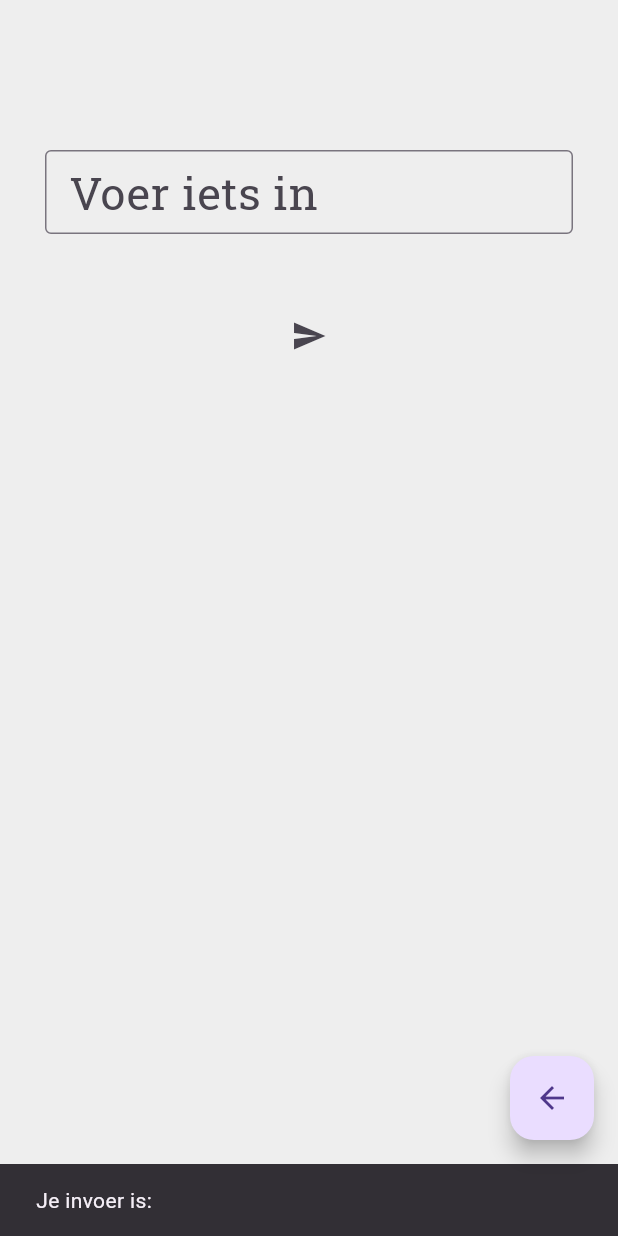
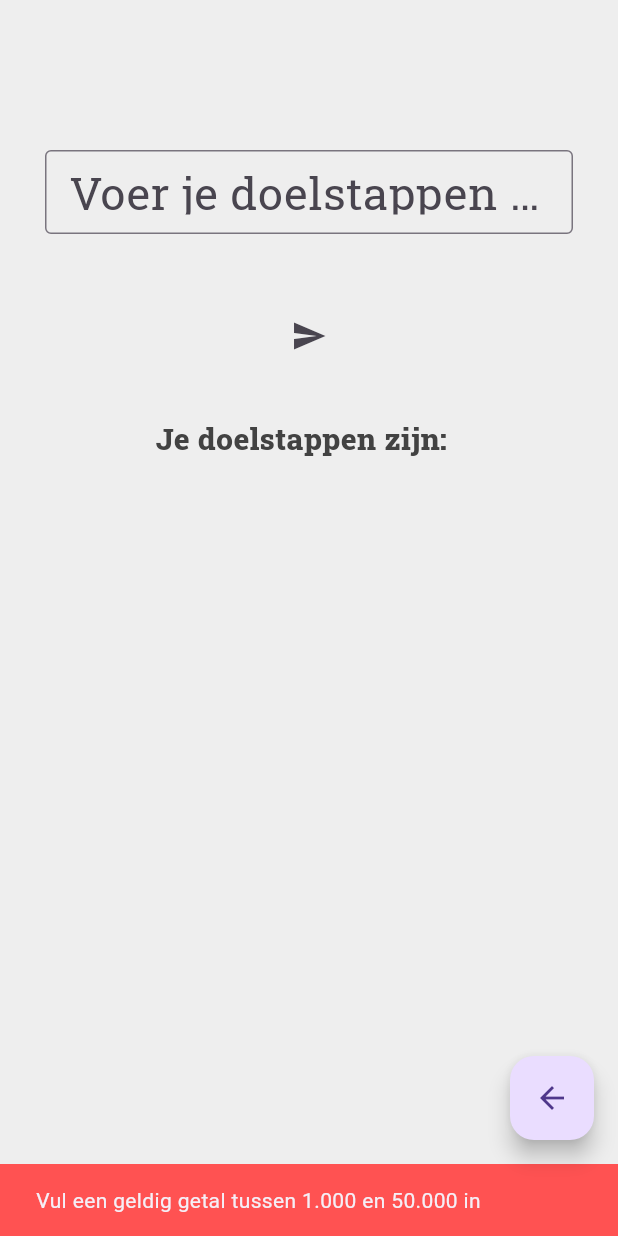
Before and after one commit to emm-j/PWS, a Flutter app: the Instellingen screen opened by its route, after a tap on the "send" icon, on a phone screen of 412 x 824 dp. Run offline on Flutter 3.47's test engine with Material 3 defaults, Android fonts, the phone set to English and light mode, and no system bars.

Commit message:
Getallen invoeren valideren

```diff
--- a/lib/main.dart
+++ b/lib/main.dart
@@ -1,5 +1,6 @@
 import 'package:flutter/material.dart';
 import 'package:intl/intl.dart';
+int _doelstappen = 0;
 
 
 void main() {
@@ -39,15 +40,19 @@ class HomePage extends StatefulWidget {
 }
 
 class _HomePageState extends State<HomePage> {
+  int waardedagelijksevoortgang = 0;
   double dagelijksevoortgang = 0.0;
   String weergavedoelstappen = "0";
   var kleur = Color.fromRGBO(151, 200, 130, 1);
 
   void _hogeredagelijksevoortgang() {
+    waardedagelijksevoortgang += 1000;
+    dagelijksevoortgang = waardedagelijksevoortgang/_doelstappen;
+
     setState(() {
-      dagelijksevoortgang = dagelijksevoortgang + 0.1;
-      if (dagelijksevoortgang >= 1.0) {
+      if (dagelijksevoortgang >= 1.05) {
         dagelijksevoortgang = 0.0;
+        waardedagelijksevoortgang = 0;
       }
       if (dagelijksevoortgang <= 0.25) {
         setState(() {
@@ -198,49 +203,97 @@ class Instellingen extends StatefulWidget {
 }
 
 class _InstellingenState extends State<Instellingen> {
+  final GlobalKey<FormState> _formKey = GlobalKey<FormState>();
   TextEditingController _controller = TextEditingController();
   late int doelstappen;
+  bool gewichtInvoer = false;
+  late String gewichtLatenZien = ' ';
 
   void _toonInvoer() {
     String userInput = _controller.text;
+    gewichtInvoer = true;
+    if (int.tryParse(userInput) != null) {
+      _doelstappen = int.parse(userInput);
+      setState(() {
+        gewichtLatenZien = userInput;
+      });
+    }
+    else{
+      gewichtInvoer = false;
       ScaffoldMessenger.of(context).showSnackBar(
-        SnackBar(content: Text('Je invoer is: $userInput')));
+          SnackBar(
+            content: Text('Vul een geldig getal tussen 1.000 en 50.000 in'),
+            backgroundColor: Colors.redAccent,
+          ));
     }
-
+  }
   @override
   Widget build(BuildContext context) {
     return Scaffold(
       backgroundColor: Colors.grey[200],
-      body: Column(
+      body: Form(
+        key: _formKey,
+        child: Column(
           children: <Widget>[
             Container(
               padding: const EdgeInsetsDirectional.fromSTEB(30, 100, 30, 0),
               height: 200,
-            child: TextField(
+              child: TextFormField(
                 controller: _controller,
                 keyboardType: TextInputType.number,
                 decoration: const InputDecoration(
-                  labelText: 'Voer iets in',
+                    labelText: 'Voer je doelstappen in',
                     labelStyle: TextStyle(
                       fontFamily: "Tekst",
                       fontSize: 30,
                     ),// Labeltekst
-                  hintText: 'Bijvoorbeeld: Naam', // Plaatshoudertekst
+                    hintText: 'Kies tussen 1.000 en 50.000', // Plaatshoudertekst
                     border: OutlineInputBorder()
               ),
+                validator: (value) {
+                  if (value == null || value.isEmpty) {
+                    return 'Dit veld mag niet leeg zijn.';
+                  }
+                  if (int.tryParse(value) == null) {
+                    return 'Voer een geldig getal in.';
+                  }
+                  if (int.parse(value) <= 1000) {
+                    return 'Kies meer dan 1000 stappen voor een resultaat (dikzak)';
+                  }
+                  if (int.parse(value) >= 50000) {
+                    return 'Wees een beetje lief voor jezelf en kies een haalbaar doel';
+                  }
+                  return null;
+                },
             )
             ),
             IconButton(
               onPressed: _toonInvoer,
               icon: Icon(Icons.send)
             ),
+            Container(
+              padding: EdgeInsetsDirectional.fromSTEB(30,30,30,30),
+              child: Text(
+                  'Je doelstappen zijn: $gewichtLatenZien',
+                  style: TextStyle(
+                      color: Colors.grey[800],
+                      fontSize: 20.0,
+                      fontFamily: 'Tekst',
+                      fontWeight: FontWeight.w800
+                  )
+              )
+            )
           ]
+        ),
       ),
       floatingActionButton: FloatingActionButton(
           onPressed: () {
+    if (_formKey.currentState!.validate()) {
     Navigator.pop(context, _controller.text);
+    }
     },
             child: const Icon(Icons.arrow_back)
+
       ),
     );
   }
```
Lines whose indentation alone changed are shown as unchanged.
